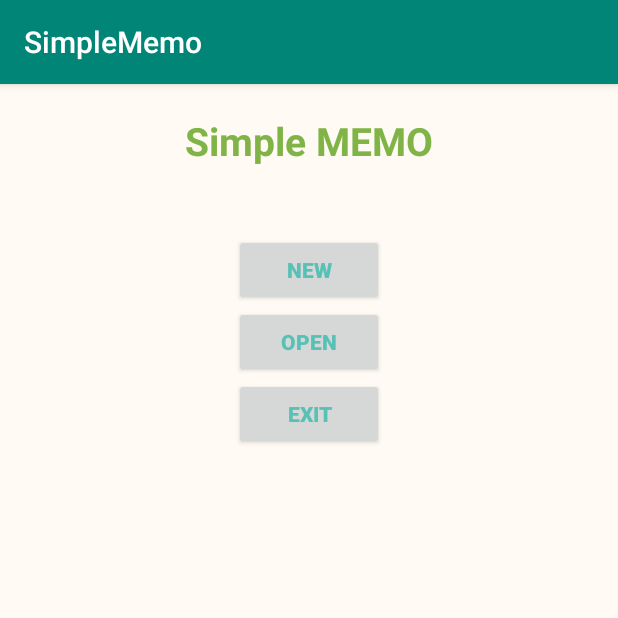
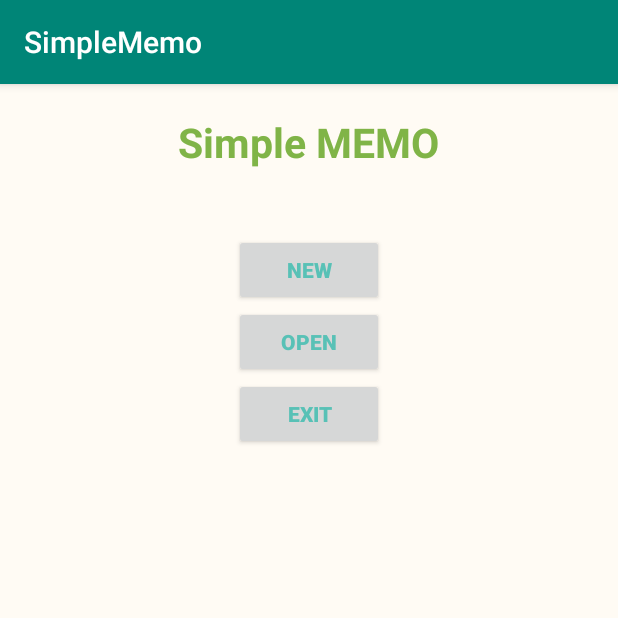
Before and after one commit to jgw1413/Team-D, an Android app: the screen it shows after launch (MainActivity), on a phone screen of 412 x 824 dp, the top half of it. Run offline under Robolectric (Android 15) with nearby library versions, the phone set to English and light mode, and no system bars.

Commit message:
글자크기 변경 테스트

```diff
--- a/app/src/main/res/layout/activity_main.xml
+++ b/app/src/main/res/layout/activity_main.xml
@@ -13,7 +13,7 @@
         android:layout_gravity="center"
         android:textColorHighlight="#00ff00"
         android:textColor="#80b447"
-        android:textSize="26dp"
+        android:textSize="27dp"
         android:text="@string/str_title"
         android:layout_marginTop="20dip"
         android:textStyle="bold"/>
```
